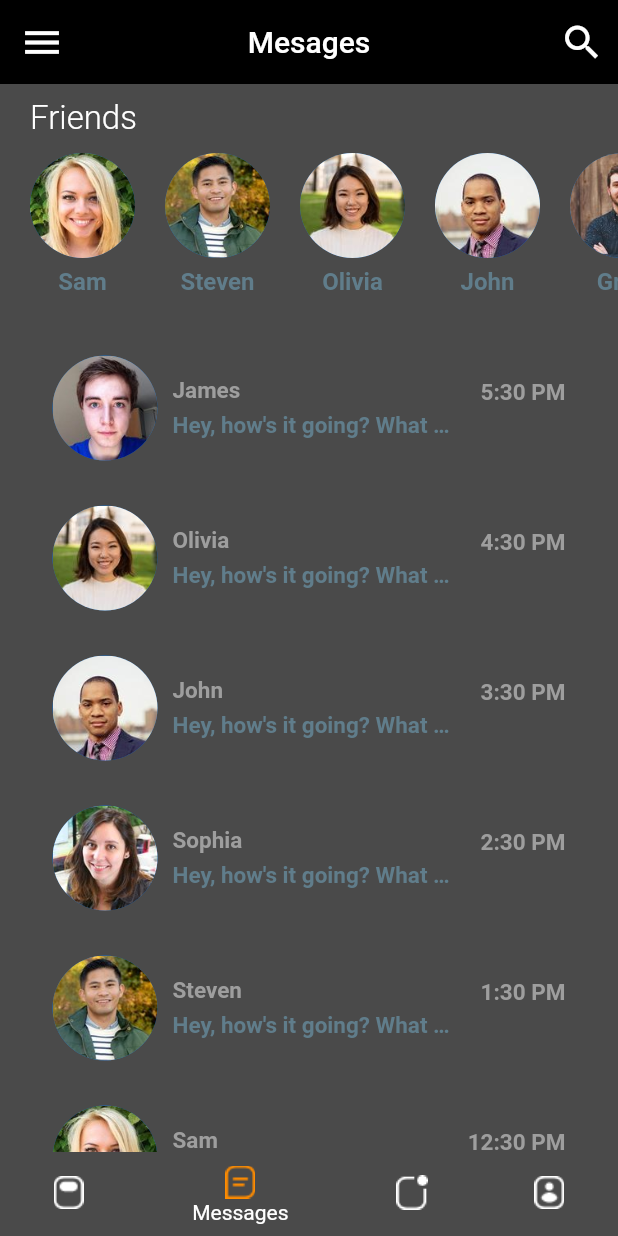
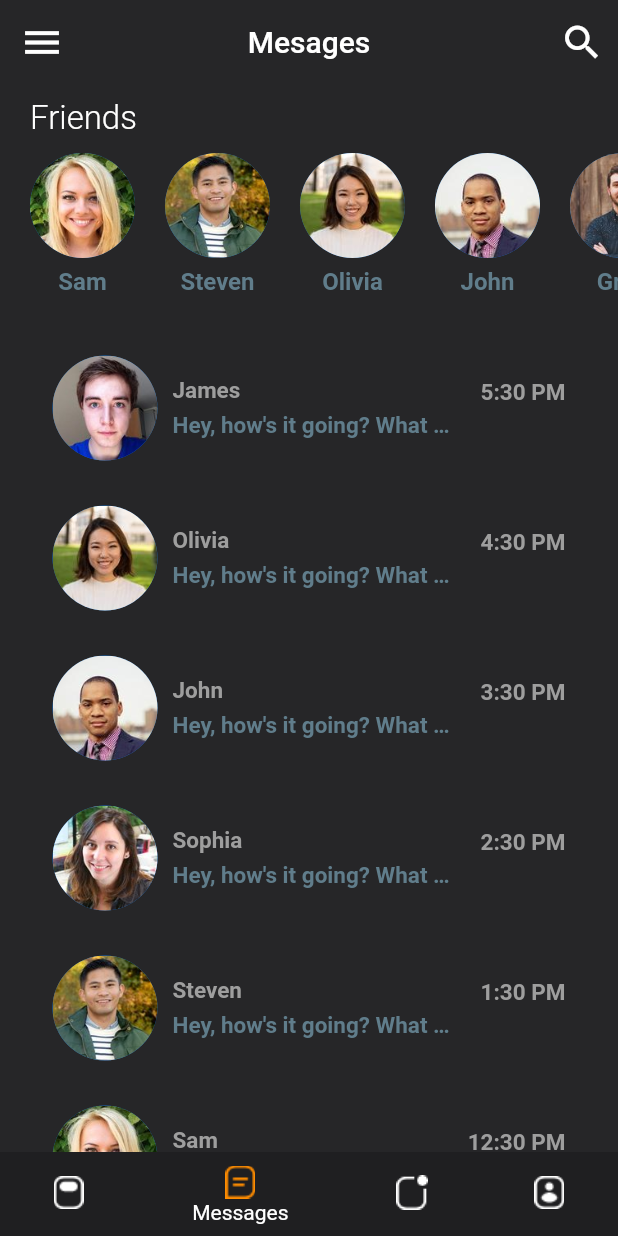
Before and after one commit to tinhpt38/tinder_clone_flutter2, a Flutter app: the screen it shows after launch, item 2 of the bottom bar chosen, on a phone screen of 412 x 824 dp. Run offline on Flutter 3.47's test engine with Material 2 defaults, Android fonts, the phone set to English and light mode, and no system bars.

Commit message:
big update

```diff
--- a/lib/main.dart
+++ b/lib/main.dart
@@ -5,8 +5,8 @@ import 'package:tinder_clone_flutter2/values/app_color.dart';
 
 void main() {
   SystemChrome.setSystemUIOverlayStyle(SystemUiOverlayStyle(
-    systemNavigationBarColor: AppColors.black, // navigation bar color
-    statusBarColor: AppColors.black, // status bar color
+    systemNavigationBarColor: AppColors.secondBlack, // navigation bar color
+    statusBarColor: AppColors.secondBlack, // status bar color
   ));
   runApp(MyApp());
 }
@@ -15,7 +15,6 @@ class MyApp extends StatelessWidget {
   // This widget is the root of your application.
   @override
   Widget build(BuildContext context) {
-
     return MaterialApp(
       title: 'Tinder',
       debugShowCheckedModeBanner: false,
--- a/lib/pages/home_page.dart
+++ b/lib/pages/home_page.dart
@@ -92,12 +92,12 @@ class _HomePageState extends State<HomePage> with TickerProviderStateMixin {
       }
     });
     return Scaffold(
-      backgroundColor: AppColors.black,
+      backgroundColor: AppColors.secondBlack,
       appBar: AppBar(
           brightness: Brightness.dark,
           title: Text("Find Match"),
           centerTitle: true,
-          backgroundColor: AppColors.black,
+          backgroundColor: AppColors.secondBlack,
           elevation: 0.0,
           leading: IconButton(
               onPressed: () {},
--- a/lib/pages/inbox.dart
+++ b/lib/pages/inbox.dart
@@ -41,7 +41,7 @@ class _InboxPageState extends State<InboxPage> {
     return Container(
       padding: EdgeInsets.symmetric(horizontal: 8.0),
       height: 70.0,
-      color: AppColors.black,
+      color: AppColors.secondBlack,
       child: Row(
         children: <Widget>[
           IconButton(
@@ -81,10 +81,10 @@ class _InboxPageState extends State<InboxPage> {
   @override
   Widget build(BuildContext context) {
     return Scaffold(
-      backgroundColor: AppColors.black,
+      backgroundColor: AppColors.secondBlack,
       appBar: AppBar(
         brightness: Brightness.dark,
-        backgroundColor: AppColors.black,
+        backgroundColor: AppColors.secondBlack,
         title: Text(
           widget.user.name,
         ),
--- a/lib/pages/message_page.dart
+++ b/lib/pages/message_page.dart
@@ -12,9 +12,9 @@ class _MessagePageState extends State<MessagePage> {
   @override
   Widget build(BuildContext context) {
     return Scaffold(
-      backgroundColor: AppColors.black,
+      backgroundColor: AppColors.secondBlack,
       appBar: AppBar(
-        backgroundColor: Colors.black,
+        backgroundColor: AppColors.secondBlack,
         centerTitle: true,
         leading: IconButton(
           icon: Icon(Icons.menu),
--- a/lib/pages/root_page.dart
+++ b/lib/pages/root_page.dart
@@ -23,17 +23,17 @@ class _RootPageState extends State<RootPage> {
   @override
   Widget build(BuildContext context) {
     return Scaffold(
-      backgroundColor: AppColors.black,
+      backgroundColor: AppColors.secondBlack,
       body: _pages[_index],
       bottomNavigationBar: BottomNavigationBar(
         onTap: (index) {
           setState(() => _index = index);
         },
-        backgroundColor: AppColors.black,
+        backgroundColor: AppColors.primaryBlack,
         elevation: 0.0,
         items: <BottomNavigationBarItem>[
           BottomNavigationBarItem(
-              backgroundColor: AppColors.black,
+              backgroundColor: AppColors.primaryBlack,
               icon: ImageIcon(AssetImage('assets/images/home_deactive.png')),
               label: 'Home',
               activeIcon: ImageIcon(
@@ -41,7 +41,7 @@ class _RootPageState extends State<RootPage> {
                 color: AppColors.activeColor,
               )),
           BottomNavigationBarItem(
-              backgroundColor: AppColors.black,
+              backgroundColor: AppColors.primaryBlack,
               icon: ImageIcon(AssetImage('assets/images/message_deactive.png')),
               label: 'Messages',
               activeIcon: ImageIcon(
@@ -49,7 +49,7 @@ class _RootPageState extends State<RootPage> {
                 color: AppColors.activeColor,
               )),
           BottomNavigationBarItem(
-              backgroundColor: AppColors.black,
+              backgroundColor: AppColors.primaryBlack,
               icon: ImageIcon(
                   AssetImage('assets/images/notifications_deactive.png')),
               label: 'Notifications',
@@ -58,7 +58,7 @@ class _RootPageState extends State<RootPage> {
                 color: AppColors.activeColor,
               )),
           BottomNavigationBarItem(
-              backgroundColor: AppColors.black,
+              backgroundColor: AppColors.primaryBlack,
               icon: ImageIcon(AssetImage('assets/images/profile_deactive.png')),
               label: 'Profiles',
               activeIcon: ImageIcon(
--- a/lib/values/app_color.dart
+++ b/lib/values/app_color.dart
@@ -1,8 +1,8 @@
 import 'package:flutter/material.dart';
 
 class AppColors {
-  // static final Color black = Color(0xff000000); //real black
-  static final Color black = Color(0xff4A4A4A);
+  static final Color secondBlack = Color(0xff262628); //real black
+  static final Color primaryBlack = Color(0xff1F1F21);
   static final Color blue = Color(0xff4A90E2);
   static final Color grey = Color(0xffC1C0C9);
   static final Color red = Color(0xffE21F70);
--- a/lib/widgets/recent_chat.dart
+++ b/lib/widgets/recent_chat.dart
@@ -9,7 +9,7 @@ class RecentChats extends StatelessWidget {
     return Expanded(
       child: Container(
         decoration: BoxDecoration(
-          color: AppColors.black,
+          color: AppColors.secondBlack,
           borderRadius: BorderRadius.only(
             topLeft: Radius.circular(30.0),
             topRight: Radius.circular(30.0),
@@ -38,7 +38,7 @@ class RecentChats extends StatelessWidget {
                 margin: EdgeInsets.symmetric(vertical: 5, horizontal: 15),
                 padding: EdgeInsets.symmetric(horizontal: 20.0, vertical: 10.0),
                 decoration: BoxDecoration(
-                  color: AppColors.black, //note this
+                  color: AppColors.secondBlack, //note this
                 ),
                 child: Row(
                   mainAxisAlignment: MainAxisAlignment.spaceBetween,
```
Also changed, not shown: lib/pages/profiles_page.dart (+3 -4 lines), lib/widgets/match_noti_card.dart (+16 -33 lines).
